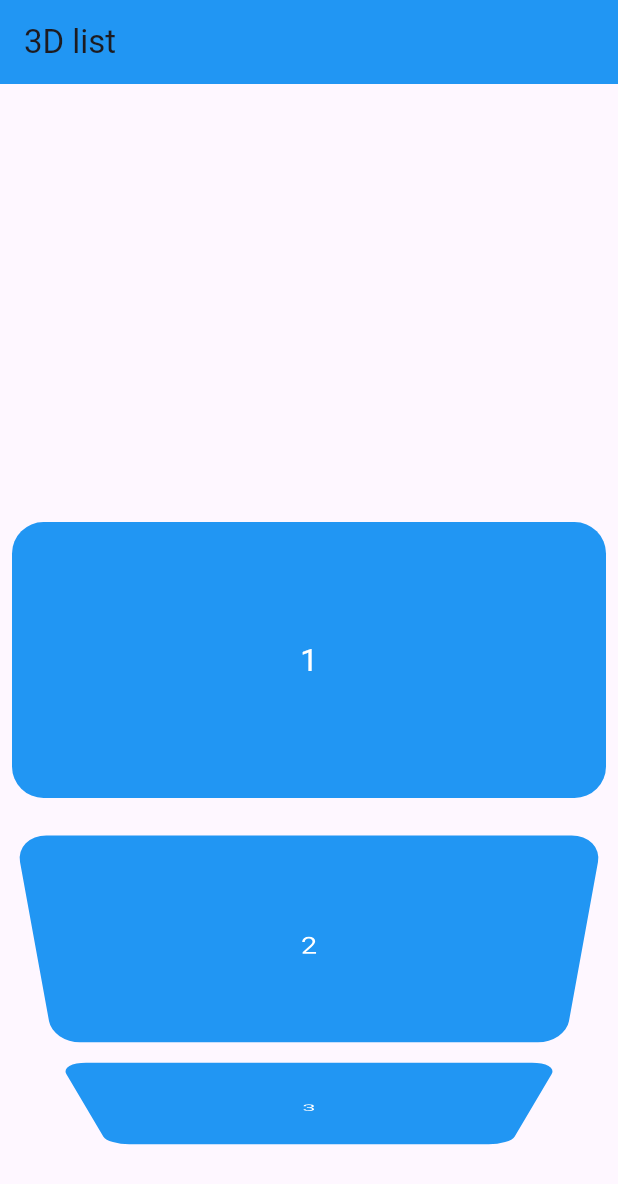
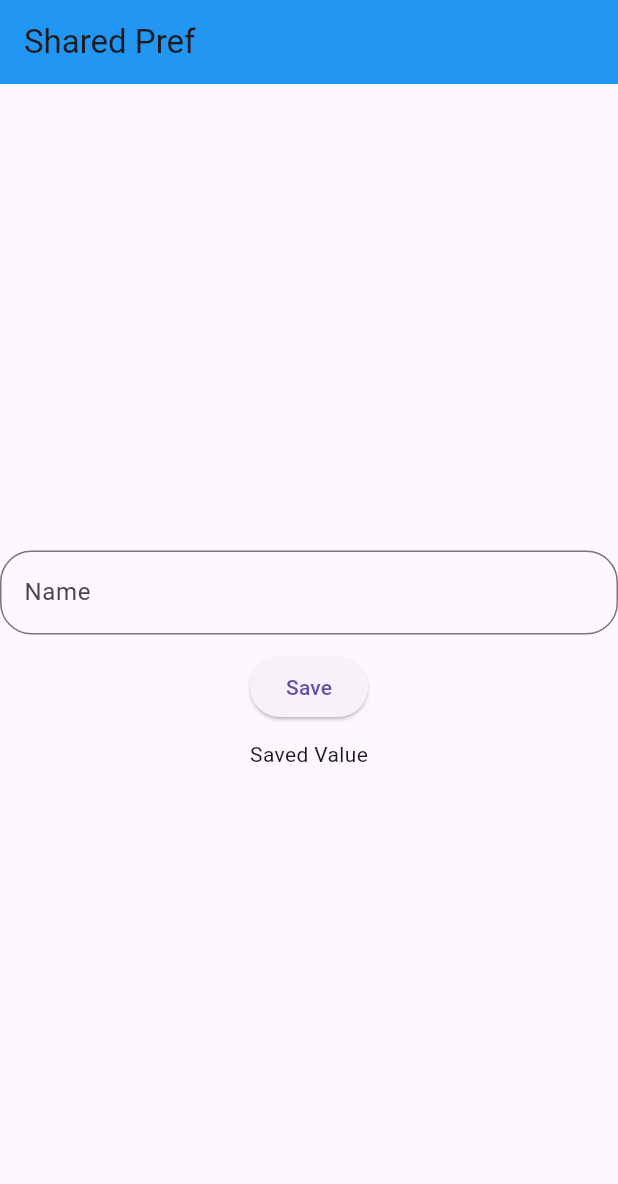
Before and after one commit to bhavin100803/flutter_widget, a Flutter app: the screen it shows after launch, on a phone screen of 412 x 824 dp. Shown: the top 1184 px of the screen. Run offline on Flutter 3.47's test engine with Material 3 defaults, Android fonts, the phone set to English and light mode, and no system bars; our stand-ins replace font_awesome_flutter; missing offline and left inert: dart:ffi.

Commit message:
Sharedwidget

```diff
--- /dev/null
+++ b/lib/Widget/SharedWidget.dart
@@ -0,0 +1,47 @@
+import 'package:flutter/cupertino.dart';
+import 'package:flutter/material.dart';
+
+class Sharedwidget extends StatefulWidget {
+  const Sharedwidget({super.key});
+
+  @override
+  State<Sharedwidget> createState() => _SharedwidgetState();
+}
+
+class _SharedwidgetState extends State<Sharedwidget> {
+  var nameController = TextEditingController();
+  @override
+  Widget build(BuildContext context) {
+    return Scaffold(
+        appBar: AppBar(
+          title: Text("Shared Pref"),
+          backgroundColor: Colors.blue,
+        ),
+        body:Container(
+          child: Column(
+            mainAxisAlignment: MainAxisAlignment.center,
+            children: [
+              TextField(
+                controller: nameController,
+                decoration: InputDecoration(
+                    label: Text('Name'),
+                    border: OutlineInputBorder(
+                        borderRadius: BorderRadius.circular(21)
+                    )
+                ),
+              ),
+              SizedBox(height: 11,),
+              ElevatedButton(onPressed: () async {
+                   var name = nameController.text.toString();
+                  // var prefs = await SharedPreferences.getInstance();
+                  // prefs.setString("name",nameController.text.toString());
+              }, child: Text('Save')),
+              SizedBox(height: 11,),
+              Text('Saved Value')
+
+            ],
+          ),
+        )
+    );
+  }
+}
--- a/lib/main.dart
+++ b/lib/main.dart
@@ -1,51 +1,6 @@
-import 'package:demo2/Detailpage.dart';
-import 'package:demo2/Splash_screen.dart';
-import 'package:demo2/Widget/Awesome.dart';
-import 'package:demo2/Widget/Bmiapp.dart';
-import 'package:demo2/Widget/Button.dart';
-import 'package:demo2/Widget/Call_Back.dart';
-import 'package:demo2/Widget/Card.dart';
-import 'package:demo2/Widget/Center.dart';
-import 'package:demo2/Widget/Clippers.dart';
-import 'package:demo2/Widget/Columns_Rows.dart';
-import 'package:demo2/Widget/Constraint.dart';
-import 'package:demo2/Widget/Container.dart';
-import 'package:demo2/Widget/Cross_feed.dart';
-import 'package:demo2/Widget/Custom.dart';
-import 'package:demo2/Widget/Customfont.dart';
-import 'package:demo2/Widget/Date_Time.dart';
-import 'package:demo2/Widget/Date_Time_Picker.dart';
-import 'package:demo2/Widget/Decorartion_container.dart';
-import 'package:demo2/Widget/Expended.dart';
-import 'package:demo2/Widget/Foo.dart';
-import 'package:demo2/Widget/Gradient.dart';
-import 'package:demo2/Widget/Gridview.dart';
-import 'package:demo2/Widget/Hero_1.dart';
-import 'package:demo2/Widget/Icon.dart';
-import 'package:demo2/Widget/Image.dart';
-import 'package:demo2/Widget/Inkwell.dart';
-import 'package:demo2/Widget/Circleavatar.dart';
-import 'package:demo2/Widget/List_Wheel.dart';
-import 'package:demo2/Widget/Listview.dart';
-import 'package:demo2/Widget/Mapping.dart';
-import 'package:demo2/Widget/Margin_Padding.dart';
-import 'package:demo2/Widget/Position.dart';
-import 'package:demo2/Widget/Range.dart';
-import 'package:demo2/Widget/Rich.dart';
-import 'package:demo2/Widget/RoundedButton.dart';
-import 'package:demo2/Widget/Scrollview.dart';
-import 'package:demo2/Widget/Sizebox.dart';
-import 'package:demo2/Widget/Stack.dart';
-import 'package:demo2/Widget/Statefull.dart';
-import 'package:demo2/Widget/Style_Thame.dart';
-import 'package:demo2/Widget/Switching_Screen.dart';
-import 'package:demo2/Widget/Text.dart';
-import 'package:demo2/Widget/Textadditing_Textfield.dart';
-import 'package:demo2/Widget/Calculater_Stateful.dart';
-import 'package:demo2/Widget/Wrap.dart';
-import 'package:demo2/Widget/animated.dart';
-import 'package:demo2/introPage.dart';
+import 'package:demo2/Widget/Ripple_Animation.dart';
 import 'package:flutter/material.dart';
+import 'Widget/SharedWidget.dart';
 
 void main() {
   runApp(const MyApp());
@@ -71,7 +26,7 @@ class _MyAppState extends State<MyApp> {
       //    titleMedium: TextStyle(fontSize: 30,fontWeight: FontWeight.w500,fontStyle: FontStyle.italic),
       //  )
       // ),
-      home: List_WheelWidget()
+      home: Sharedwidget()
     );
   }
 
--- a/pubspec.yaml
+++ b/pubspec.yaml
@@ -35,6 +35,8 @@ dependencies:
   # The following adds the Cupertino Icons font to your application.
   # Use with the CupertinoIcons class for iOS style icons.
   cupertino_icons: ^1.0.2
+  #shared_preferences:
+  shared_preferences: ^2.2.3
   intl: ^0.19.0
   font_awesome_flutter: '>= 4.7.0'
 
@@ -50,6 +52,7 @@ dev_dependencies:
   # package. See that file for information about deactivating specific lint
   # rules and activating additional ones.
   flutter_lints: ^2.0.0
+
 
 # For information on the generic Dart part of this file, see the
 # following page: https://dart.dev/tools/pub/pubspec
```
Also changed, not shown: lib/Widget/Animation.dart (+50 -0 lines), lib/Widget/Ripple_Animation.dart (added, +65 -0 lines), pubspec.lock, 1 other file.
